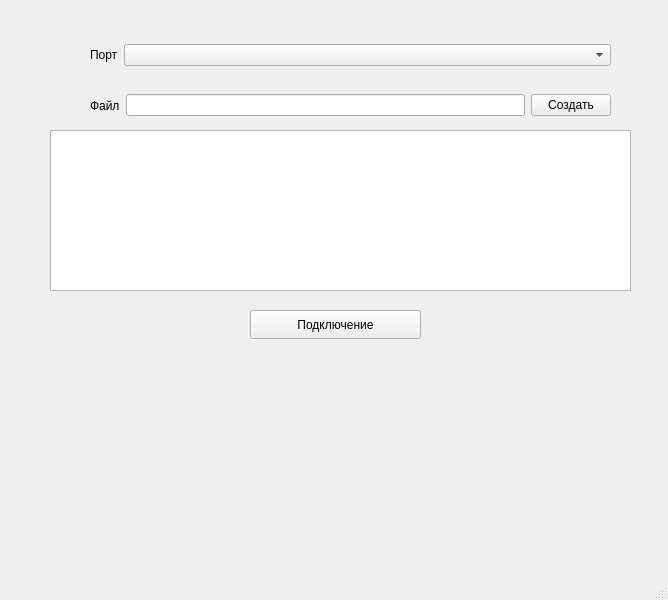
The window that PC/LOG/log.ui (kot0111/Practice) describes before a commit, drawn with Qt 5.
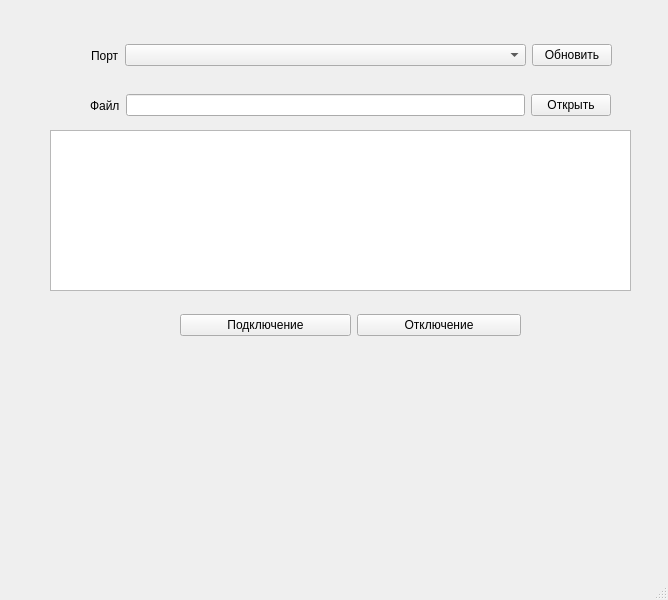
The same window after the commit.

What changed in the file:
```diff
--- a/PC/LOG/log.ui
+++ b/PC/LOG/log.ui
@@ -14,35 +14,6 @@
    <string>LOG</string>
   </property>
   <widget class="QWidget" name="centralwidget">
-   <widget class="QWidget" name="layoutWidget">
-    <property name="geometry">
-     <rect>
-      <x>90</x>
-      <y>40</y>
-      <width>521</width>
-      <height>30</height>
-     </rect>
-    </property>
-    <layout class="QHBoxLayout" name="horizontalLayout">
-     <item>
-      <widget class="QLabel" name="label">
-       <property name="text">
-        <string>Порт</string>
-       </property>
-      </widget>
-     </item>
-     <item>
-      <widget class="QComboBox" name="cmbPort">
-       <property name="sizePolicy">
-        <sizepolicy hsizetype="Expanding" vsizetype="Fixed">
-         <horstretch>0</horstretch>
-         <verstretch>0</verstretch>
-        </sizepolicy>
-       </property>
-      </widget>
-     </item>
-    </layout>
-   </widget>
    <widget class="QTextEdit" name="txtOutput">
     <property name="geometry">
      <rect>
@@ -76,30 +47,79 @@
      <item>
       <widget class="QPushButton" name="fileBtn">
        <property name="text">
-        <string>Создать</string>
+        <string>Открыть</string>
        </property>
       </widget>
      </item>
     </layout>
    </widget>
-   <widget class="QPushButton" name="btnConnect">
+   <widget class="QWidget" name="">
     <property name="geometry">
      <rect>
-      <x>250</x>
+      <x>180</x>
       <y>310</y>
-      <width>171</width>
-      <height>29</height>
+      <width>341</width>
+      <height>31</height>
      </rect>
     </property>
-    <property name="minimumSize">
-     <size>
-      <width>171</width>
-      <height>0</height>
-     </size>
+    <layout class="QHBoxLayout" name="horizontalLayout_3">
+     <item>
+      <widget class="QPushButton" name="btnConnect">
+       <property name="minimumSize">
+        <size>
+         <width>171</width>
+         <height>0</height>
+        </size>
+       </property>
+       <property name="text">
+        <string>Подключение</string>
+       </property>
+      </widget>
+     </item>
+     <item>
+      <widget class="QPushButton" name="btnDisconnect">
+       <property name="text">
+        <string>Отключение</string>
+       </property>
+      </widget>
+     </item>
+    </layout>
+   </widget>
+   <widget class="QWidget" name="">
+    <property name="geometry">
+     <rect>
+      <x>91</x>
+      <y>40</y>
+      <width>521</width>
+      <height>31</height>
+     </rect>
     </property>
-    <property name="text">
-     <string>Подключение</string>
-    </property>
+    <layout class="QHBoxLayout" name="horizontalLayout">
+     <item>
+      <widget class="QLabel" name="label">
+       <property name="text">
+        <string>Порт</string>
+       </property>
+      </widget>
+     </item>
+     <item>
+      <widget class="QComboBox" name="cmbPort">
+       <property name="sizePolicy">
+        <sizepolicy hsizetype="Expanding" vsizetype="Fixed">
+         <horstretch>0</horstretch>
+         <verstretch>0</verstretch>
+        </sizepolicy>
+       </property>
+      </widget>
+     </item>
+     <item>
+      <widget class="QPushButton" name="btnUpdate">
+       <property name="text">
+        <string>Обновить</string>
+       </property>
+      </widget>
+     </item>
+    </layout>
    </widget>
   </widget>
   <widget class="QMenuBar" name="menubar">
```
